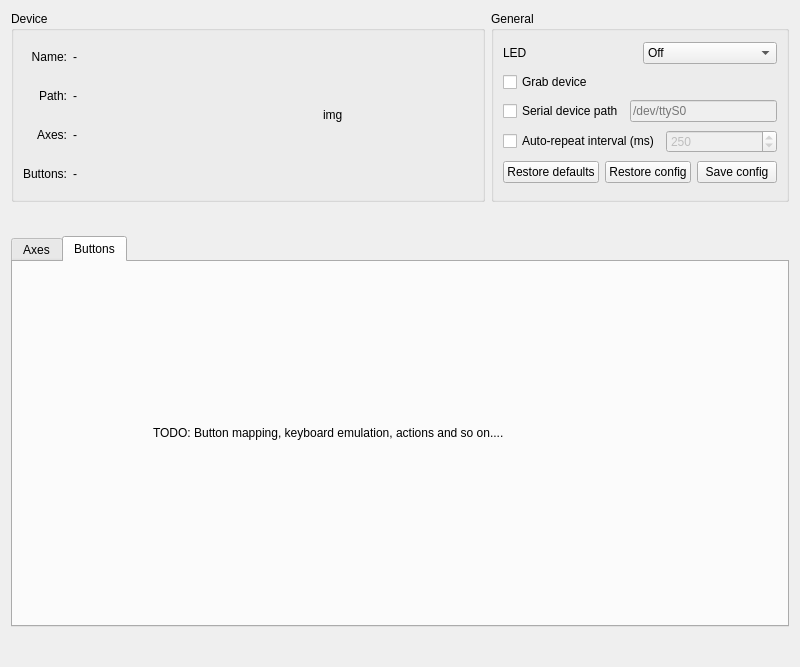
Old version of the form ui/spnavcfg.ui in the repository FreeSpacenav/spnavcfg.
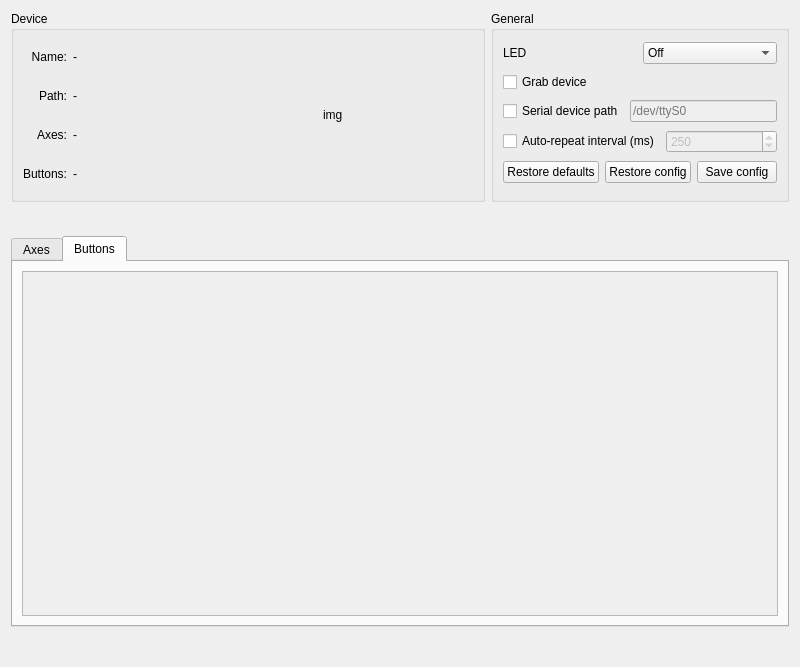
New version of the form. The open tabs and pages were chosen to show the change.

```diff
--- a/ui/spnavcfg.ui
+++ b/ui/spnavcfg.ui
@@ -913,19 +913,25 @@
       <attribute name="title">
        <string>Buttons</string>
       </attribute>
-      <widget class="QLabel" name="label_19">
+      <layout class="QVBoxLayout" name="verticalLayout_4">
+       <item>
+        <widget class="QScrollArea" name="scroll_area_buttons">
+         <property name="widgetResizable">
+          <bool>true</bool>
+         </property>
+         <widget class="QWidget" name="scrollAreaWidgetContents">
        <property name="geometry">
         <rect>
-         <x>140</x>
-         <y>150</y>
-         <width>471</width>
-         <height>41</height>
-        </rect>
-       </property>
-       <property name="text">
-        <string>TODO: Button mapping, keyboard emulation, actions and so on....</string>
-       </property>
-      </widget>
+            <x>0</x>
+            <y>0</y>
+            <width>758</width>
+            <height>378</height>
+           </rect>
+          </property>
+         </widget>
+        </widget>
+       </item>
+      </layout>
      </widget>
     </widget>
    </item>
```
Lines whose indentation alone changed are shown as unchanged.
